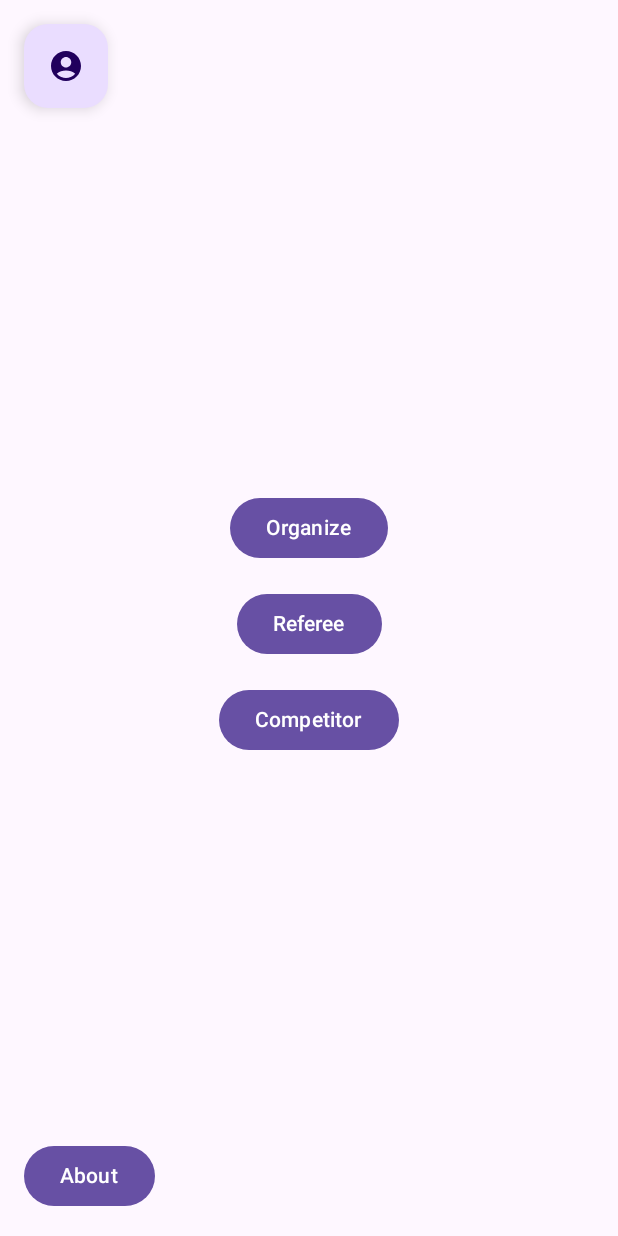
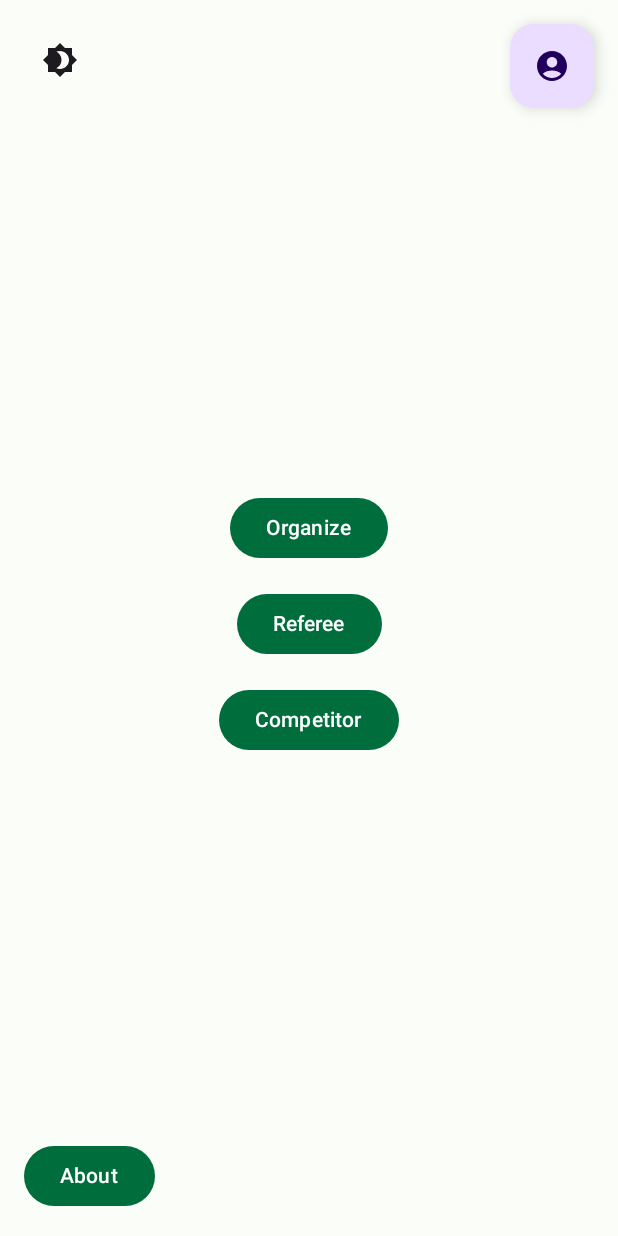
Before and after one commit to Sn11zy/MAD, an Android app built with Jetpack Compose: the screen it shows after launch (MainActivity), on a phone screen of 412 x 824 dp. Run offline under Robolectric (Android 15) with nearby library versions, the phone set to English and light mode, and no system bars; our stand-ins replace Room's generated code.

Commit message:
dark and light theme

```diff
--- a/app/src/main/java/com/example/sportsorganizer/MainActivity.kt
+++ b/app/src/main/java/com/example/sportsorganizer/MainActivity.kt
@@ -3,6 +3,7 @@ package com.example.sportsorganizer
 import android.os.Bundle
 import androidx.activity.ComponentActivity
 import androidx.activity.compose.setContent
+import androidx.activity.viewModels
 import androidx.compose.material3.MaterialTheme
 import androidx.compose.material3.Surface
 import androidx.compose.runtime.remember
@@ -21,12 +22,19 @@ import com.example.sportsorganizer.ui.screens.HomeScreen
 import com.example.sportsorganizer.ui.screens.OrganizeScreen
 import com.example.sportsorganizer.ui.screens.RefereeScreen
 import com.example.sportsorganizer.ui.screens.UserScreen
+import com.example.sportsorganizer.ui.theme.SportsOrganizerTheme
+import com.example.sportsorganizer.ui.viewmodel.ThemeViewModel
+import androidx.compose.runtime.collectAsState
+import androidx.compose.runtime.getValue
 
 class MainActivity : ComponentActivity() {
+    private val themeViewModel by viewModels<ThemeViewModel>()
+
     override fun onCreate(savedInstanceState: Bundle?) {
         super.onCreate(savedInstanceState)
         setContent {
-            MaterialTheme {
+            val isDarkTheme by themeViewModel.isDarkTheme.collectAsState()
+            SportsOrganizerTheme(darkTheme = isDarkTheme) {
                 Surface {
                     val navController = rememberNavController()
                     val db =
@@ -47,6 +55,7 @@ class MainActivity : ComponentActivity() {
                             HomeScreen(
                                 onNavigate = { route -> navController.navigate(route) },
                                 competitionDao = db.competitionDao(),
+                                onToggleTheme = { themeViewModel.toggleTheme() }
                             )
                         }
                         composable(
--- a/app/src/main/java/com/example/sportsorganizer/ui/screens/HomeScreen.kt
+++ b/app/src/main/java/com/example/sportsorganizer/ui/screens/HomeScreen.kt
@@ -6,6 +6,7 @@ import androidx.compose.foundation.layout.Box
 import androidx.compose.foundation.layout.Column
 import androidx.compose.foundation.layout.PaddingValues
 import androidx.compose.foundation.layout.fillMaxSize
+import androidx.compose.foundation.layout.fillMaxWidth
 import androidx.compose.foundation.layout.padding
 import androidx.compose.foundation.lazy.LazyColumn
 import androidx.compose.foundation.lazy.items
@@ -28,21 +29,42 @@ import androidx.compose.ui.tooling.preview.Preview
 import androidx.compose.ui.unit.dp
 import com.example.sportsorganizer.data.local.daos.CompetitionDao
 import com.example.sportsorganizer.data.local.entities.Competition
+import androidx.compose.foundation.isSystemInDarkTheme
+import androidx.compose.material.icons.filled.Brightness4
+import androidx.compose.material.icons.filled.Brightness7
+import androidx.compose.material3.IconButton
 
 @Suppress("ktlint:standard:function-naming")
 @Composable
 fun HomeScreen(
     onNavigate: (String) -> Unit,
     competitionDao: CompetitionDao,
+    onToggleTheme: () -> Unit
 ) {
+    val competitions by competitionDao.getAll().collectAsState(initial = emptyList())
+    val isDarkTheme = isSystemInDarkTheme()
+
     Scaffold(
         topBar = {
             Box(
-                modifier = Modifier.padding(16.dp),
-                contentAlignment = Alignment.TopEnd,
+                modifier = Modifier
+                    .fillMaxWidth()
+                    .padding(16.dp),
             ) {
-                FloatingActionButton(onClick = { onNavigate("user") }) {
+                FloatingActionButton(
+                    onClick = { onNavigate("user") },
+                    modifier = Modifier.align(Alignment.TopEnd)
+                ) {
                     Icon(imageVector = Icons.Filled.AccountCircle, contentDescription = "User")
+                }
+                IconButton(
+                    onClick = onToggleTheme,
+                    modifier = Modifier.align(Alignment.TopStart)
+                ) {
+                    Icon(
+                        imageVector = if (isDarkTheme) Icons.Default.Brightness7 else Icons.Default.Brightness4,
+                        contentDescription = "Toggle Theme"
+                    )
                 }
             }
         },
@@ -86,22 +108,19 @@ fun HomeScreen(
 @Composable
 private fun HomeScreenPreview() {
     MaterialTheme {
+        // This is a preview, so we can't provide a real DAO.
+        // We'll pass a dummy lambda for onNavigate.
         HomeScreen(
             onNavigate = {},
-            competitionDao =
-                object : CompetitionDao {
+            competitionDao = object : CompetitionDao {
                 override fun getAll(): kotlinx.coroutines.flow.Flow<List<Competition>> = kotlinx.coroutines.flow.flowOf(emptyList())
-
                 override suspend fun findById(id: Long): Competition? = null
-
                 override suspend fun loadAllByIds(ids: IntArray): List<Competition> = emptyList()
-
                 override suspend fun findByName(name: String): Competition? = null
-
                 override suspend fun insertAll(vararg competition: Competition): List<Long> = emptyList()
-
                 override suspend fun delete(competition: Competition) {}
             },
+            onToggleTheme = {}
         )
     }
 }
--- a/app/src/main/java/com/example/sportsorganizer/ui/theme/Theme.kt
+++ b/app/src/main/java/com/example/sportsorganizer/ui/theme/Theme.kt
@@ -43,8 +43,8 @@ fun SportsOrganizerTheme(
     if (!view.isInEditMode) {
         SideEffect {
             val window = (view.context as Activity).window
-            window.statusBarColor = colorScheme.primary.toArgb()
-            WindowCompat.getInsetsController(window, view).isAppearanceLightStatusBars = darkTheme
+            window.statusBarColor = colorScheme.background.toArgb()
+            WindowCompat.getInsetsController(window, view).isAppearanceLightStatusBars = !darkTheme
         }
     }
 
--- /dev/null
+++ b/app/src/main/java/com/example/sportsorganizer/ui/viewmodel/ThemeViewModel.kt
@@ -0,0 +1,15 @@
+package com.example.sportsorganizer.ui.viewmodel
+
+import androidx.lifecycle.ViewModel
+import kotlinx.coroutines.flow.MutableStateFlow
+import kotlinx.coroutines.flow.asStateFlow
+import kotlinx.coroutines.flow.update
+
+class ThemeViewModel : ViewModel() {
+    private val _isDarkTheme = MutableStateFlow(false)
+    val isDarkTheme = _isDarkTheme.asStateFlow()
+
+    fun toggleTheme() {
+        _isDarkTheme.update { !it }
+    }
+}
```
Lines whose indentation alone changed are shown as unchanged.
